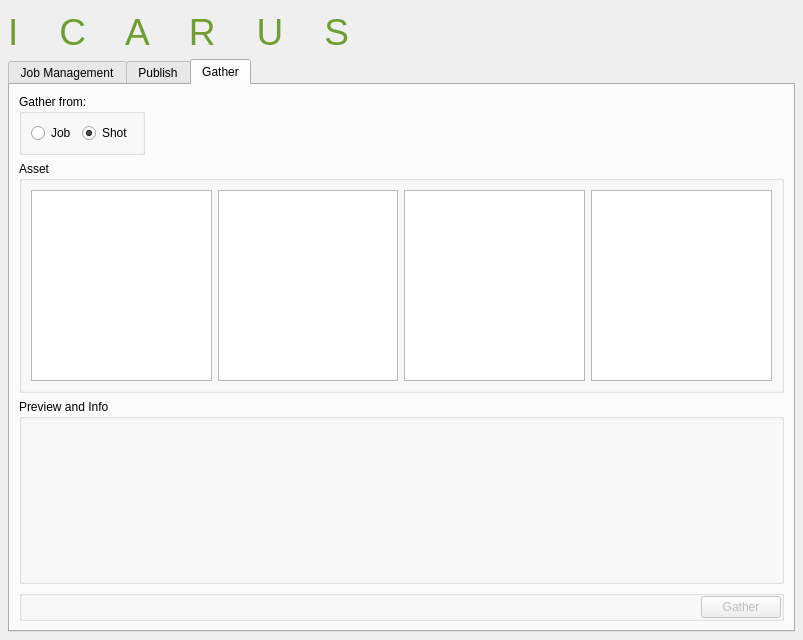
mjbonnington/icarus-gps, file core/ui/icarusUI.ui: the form before one commit.
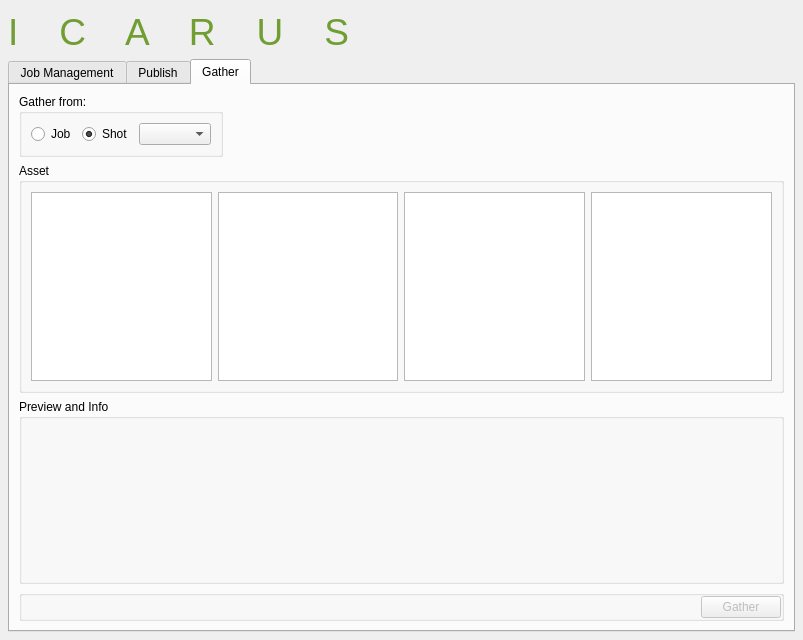
The form after the commit. The open tabs and pages were chosen to show the change. Icons and pictures are not drawn.

Commit message: Added ability to gather from multiple shots

Diff of the .ui file:
```diff
--- a/core/ui/icarusUI.ui
+++ b/core/ui/icarusUI.ui
@@ -1942,6 +1942,9 @@
                   </property>
                  </widget>
                 </item>
+                <item>
+                 <widget class="QComboBox" name="gatherFromShot_comboBox"/>
+                </item>
                </layout>
               </widget>
              </item>
```
Left out of the diff: 178 changed lines with no effect on the pictures. The commit also changes 2 other files.
